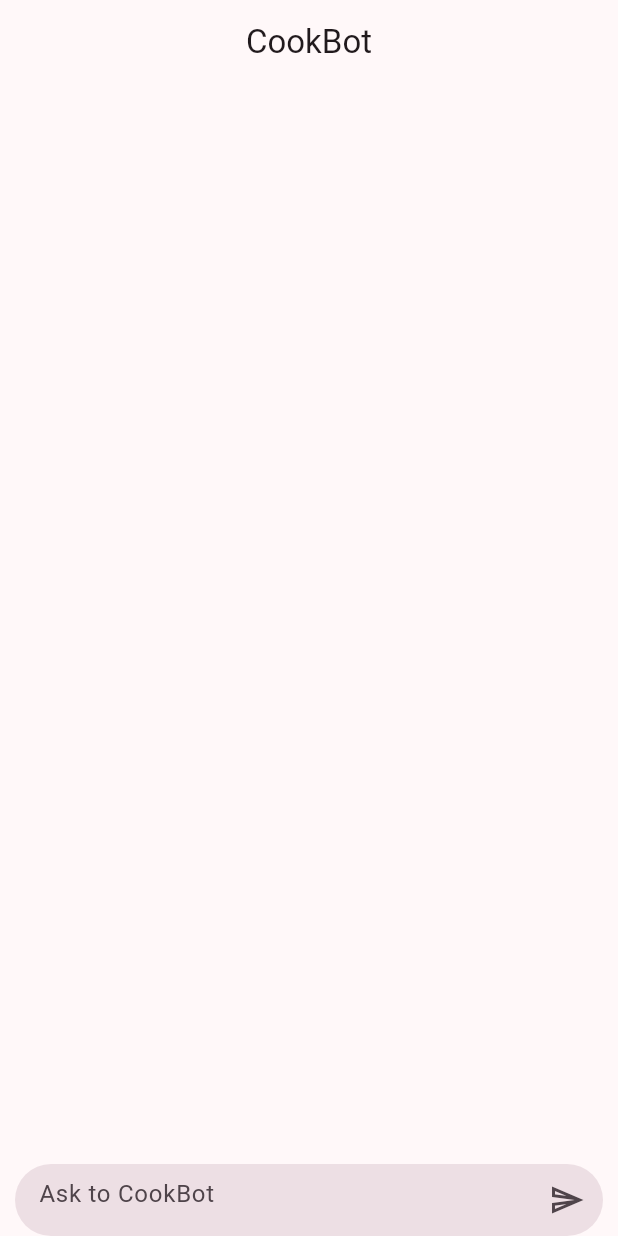
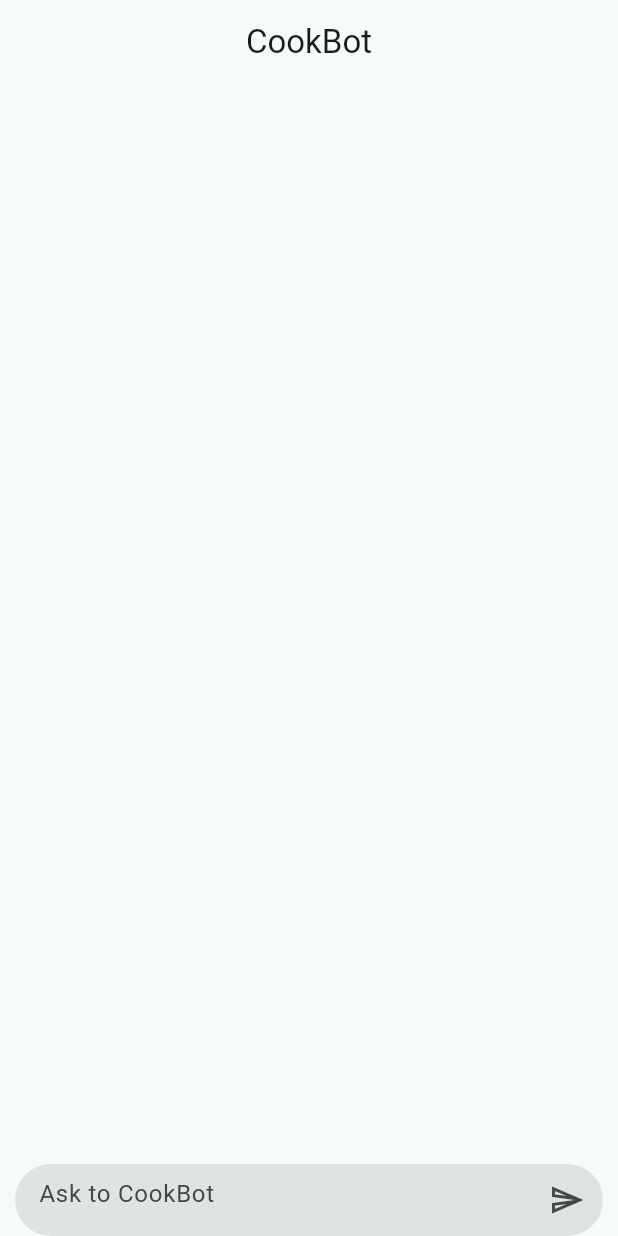
Before and after one commit to diegovq12/CookingHub, a Flutter app: the screen it shows after launch, on a phone screen of 412 x 824 dp. Run offline on Flutter 3.47's test engine with Material 3 defaults, Android fonts, the phone set to English and light mode, and no system bars.

Commit message:
Solucion al error en los  caracteres especiales en el prompt cambio en el ancho de los mensajes

```diff
--- a/lib/main.dart
+++ b/lib/main.dart
@@ -3,7 +3,6 @@ import 'package:cooking_hub/presentation/providers/chat_provider.dart';
 import 'package:cooking_hub/presentation/screens/chat_screen.dart';
 import 'package:flutter/material.dart';
 import 'package:provider/provider.dart';
-import 'package:flutter/material.dart';
 
 void main() {
   runApp(const MainApp());
@@ -22,16 +21,10 @@ class MainApp extends StatelessWidget {
       child: MaterialApp(
         title: 'Cooking Hub',
         debugShowCheckedModeBanner: false,
-        theme:AppTheme(selectedColor: 0).theme(),
+        theme:AppTheme(selectedColor: 2).theme(),
         home: const ChatScreen()
         ),
     );
-    return MaterialApp(
-      title: 'Yes NO App',
-      debugShowCheckedModeBanner: false,
-      theme:AppTheme(selectedColor: 7).theme(),
-      // home: const ChatScreen()
-      );
 
   }
 }
--- a/lib/services/openai_services.dart
+++ b/lib/services/openai_services.dart
@@ -1,13 +1,12 @@
 import 'dart:convert';
 import 'package:http/http.dart' as http;
 
+
 class OpenAIService {
-  String apiKey =
-      ""; // Reemplaza con tu API key válida
+  String apiKey = "";
 
   Future<String> sendTextCompletionRequest(String message) async {
-    const String baseUrl =
-        "https://api.openai.com/v1/chat/completions"; // Endpoint para GPT
+    const String baseUrl = "https://api.openai.com/v1/chat/completions"; // Endpoint para GPT
 
     Map<String, String> headers = {
       'Content-Type': 'application/json',
@@ -15,7 +14,7 @@ class OpenAIService {
     };
 
     final body = jsonEncode({
-      "model": "gpt-3.5-turbo", //modelo que utilizamos para la conversación
+      "model": "gpt-3.5-turbo", // modelo que utilizamos para la conversación
       "messages": [
         {"role": "system", "content": "Eres un chef con alta experiencia en la cocina y gran habilidad para compartir tu conocimiento."},
         {
@@ -35,15 +34,14 @@ class OpenAIService {
       );
 
       if (response.statusCode == 200) {
-        final data = jsonDecode(response.body);
+        // Utilizar utf8.decode para evitar problemas con caracteres especiales
+        final data = jsonDecode(utf8.decode(response.bodyBytes));
         String content = data['choices'][0]['message']['content'].trim();
         return content;
       } else {
-        // print('Error ${response.statusCode}: ${response.body}');
         return 'Error al obtener respuesta: ${response.statusCode}';
       }
     } catch (e) {
-      // print('Excepción: $e');
       return 'Error de conexión.';
     }
   }
--- a/lib/widgets/chat/my_message_bubble.dart
+++ b/lib/widgets/chat/my_message_bubble.dart
@@ -17,6 +17,7 @@ class MyMessageBubble extends StatelessWidget {
       crossAxisAlignment: CrossAxisAlignment.end,
       children: [
         Container(
+          constraints: BoxConstraints(maxWidth: 250),
           decoration: BoxDecoration(
             color:colors.primary,
             borderRadius: const BorderRadius.only(
```
Also changed, not shown: lib/widgets/chat/gtp_message_bubble.dart (+7 -11 lines).
